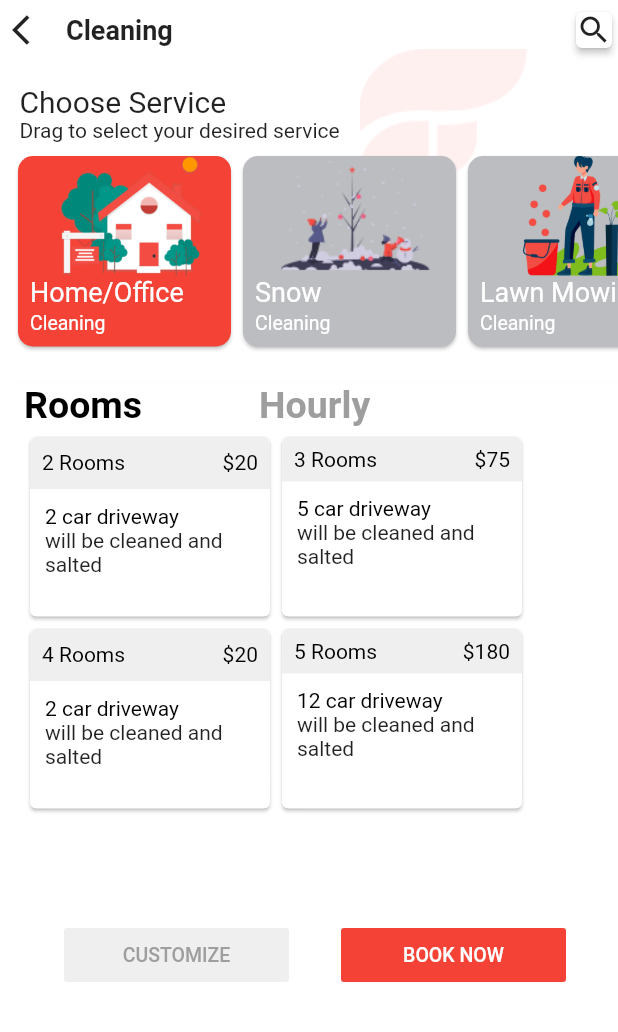
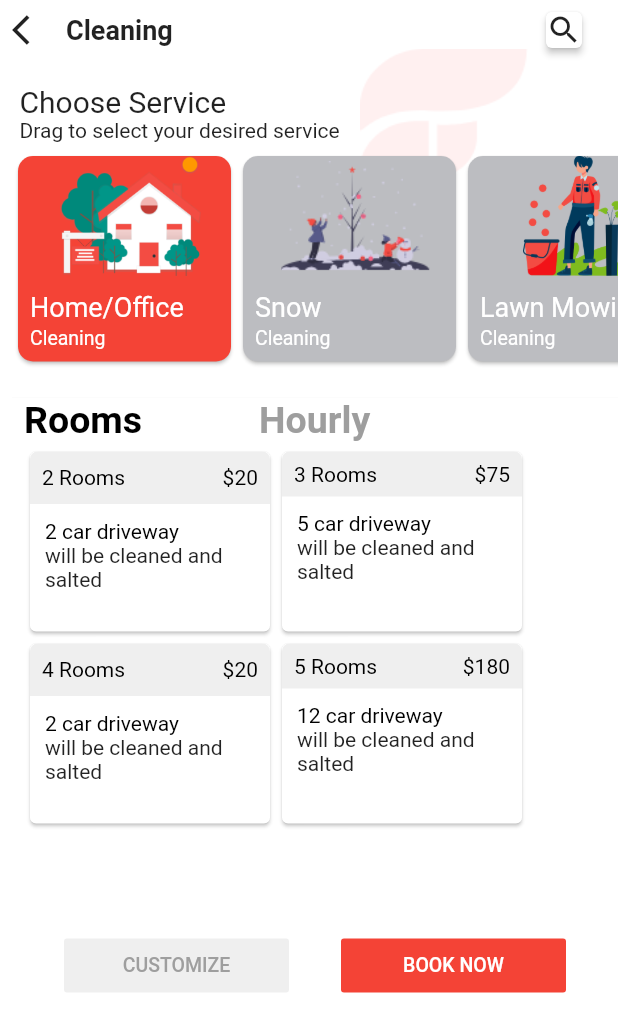
Before and after one commit to osamazaman/Charles_app-main, a Flutter app: the cleaningView screen opened directly, on a phone screen of 412 x 824 dp. Shown: the top 1032 px of the screen. Run offline on Flutter 3.47's test engine with Material 2 defaults, Android fonts, the phone set to English and light mode, and no system bars; our stand-ins replace animated_splash_screen, country_code_picker, datetime_picker_formfield, firebase_auth, flutter_rating_bar, getflutter and 2 more; missing offline and left inert: awesome_card, number_inc_dec, polygon_clipper; accounts and stored records are empty; project files that could hold a hidden picture were left out.

```diff
--- a/lib/View/Cleaning/cleaningView.dart
+++ b/lib/View/Cleaning/cleaningView.dart
@@ -88,10 +88,13 @@ class _cleaningViewState extends State<cleaningView>
                             child: Text("Cleaning", style: TextStyle(fontWeight:FontWeight.bold,fontSize: 18),),
                           ),
                           Spacer(),
-                          Card(
-                            elevation:2,
-                            child: Container(
-                                child:Icon(Icons.search)
+                          Padding(
+                            padding: const EdgeInsets.only(right:20.0),
+                            child: Card(
+                              elevation:2,
+                              child: Container(
+                                  child:Icon(Icons.search)
+                              ),
                             ),
                           ),
                           // searchAnimate(),
@@ -116,9 +119,9 @@ class _cleaningViewState extends State<cleaningView>
                           SingleChildScrollView(scrollDirection: Axis.horizontal,
                             child: Row(
                               children: [
-                                InkWell(
+                              InkWell(
                                   child: Container(
-                                    height: 135,
+                                    height: 145,
                                     width: 150,
                                     child: Card(
                                       color:cardcolor1,
@@ -185,7 +188,7 @@ class _cleaningViewState extends State<cleaningView>
                             ),
                               InkWell(
                                 child: Container(
-                                  height: 135,
+                                  height: 145,
                                   width: 150,
                                   child: Card(
                                     color:cardcolor2,
@@ -251,7 +254,7 @@ class _cleaningViewState extends State<cleaningView>
                               ),
                               InkWell(
                                 child: Container(
-                                  height: 135,
+                                  height: 145,
                                   width: 150,
                                   child: Card(
                                     color:cardcolor3,
@@ -316,7 +319,7 @@ class _cleaningViewState extends State<cleaningView>
                               ),
                               InkWell(
                                 child: Container(
-                                  height: 135,
+                                  height: 145,
                                   width: 150,
                                   child: Card(
                                     color:cardcolor4,
@@ -397,8 +400,6 @@ class _cleaningViewState extends State<cleaningView>
                             child:  Visibility(visible: poolvisibility,child:Container(child: poolLanding(),height: MediaQuery.of(context).size.height/2.5)),
                           ),
 
-
-                      SizedBox(height: 3,),
 
 
                       SizedBox(height: 25,),
```
Also changed, not shown: lib/View/splash.dart (added, +31 -0 lines), lib/main.dart (+2 -12 lines), lib/assets/images/splash.gif (added), lib/assets/images/splash2.gif (added).
